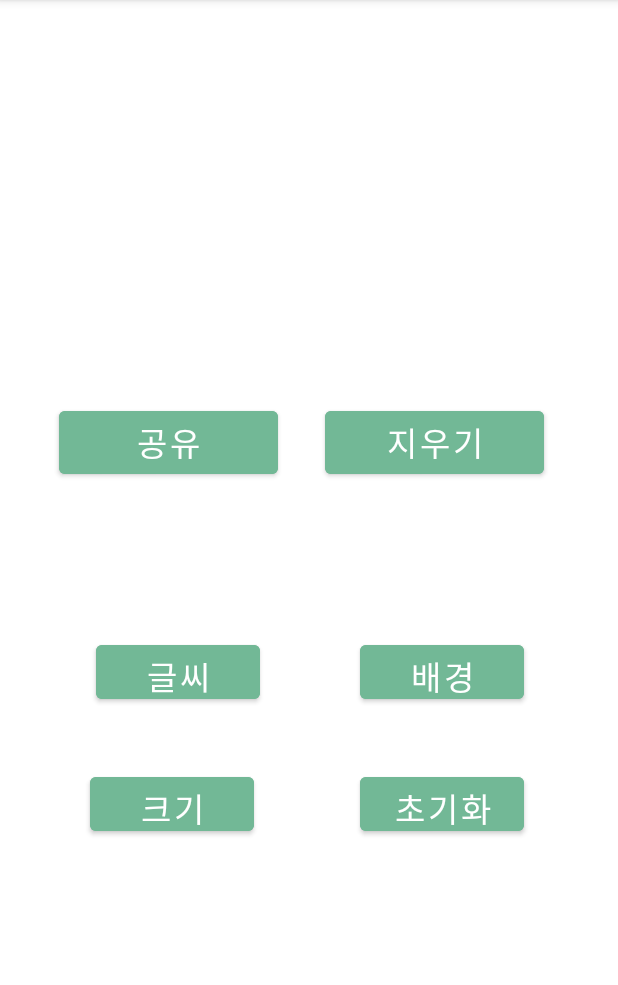
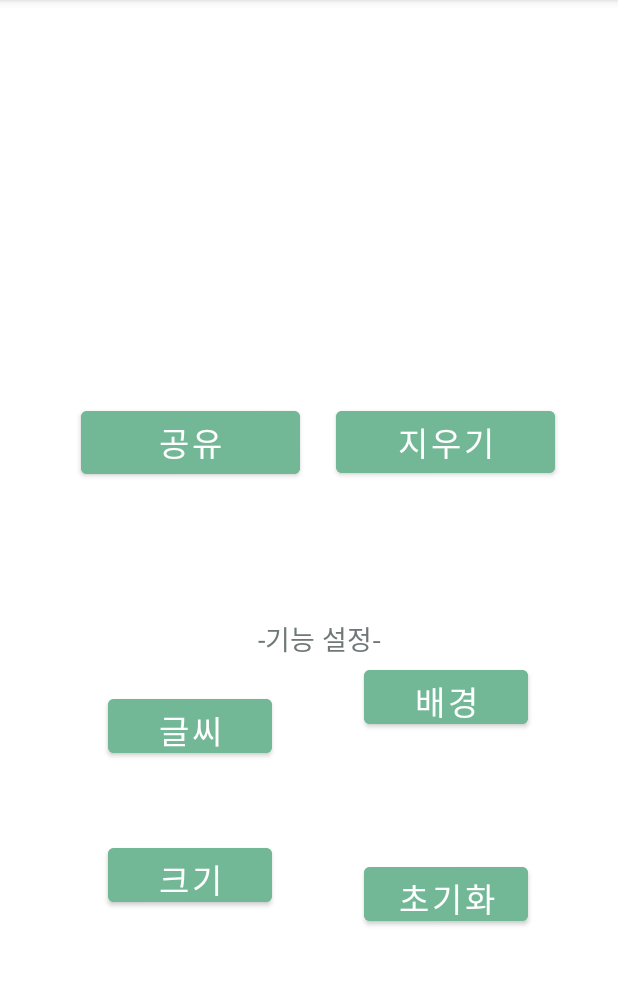
Before and after one commit to 2021-mentor-mentee/notepad, an Android app: the screen it shows after launch (MainActivity), on a phone screen of 412 x 824 dp, the part 84-1069 px from its top. Run offline under Robolectric (Android 15) with nearby library versions, the phone set to English and light mode, and no system bars.

Commit message:
'기능 설정 텍스트'추가함

```diff
--- a/app/src/main/res/layout/activity_main.xml
+++ b/app/src/main/res/layout/activity_main.xml
@@ -8,83 +8,109 @@
 
 
     <Button
-        android:id="@+id/Sharing"
-        android:layout_width="146dp"
-        android:layout_height="54dp"
-        android:layout_marginTop="268dp"
-        android:layout_weight="100"
-        android:text="공유"
-        android:textSize="10pt"
-        app:layout_constraintEnd_toEndOf="parent"
-        app:layout_constraintHorizontal_bias="0.147"
-        app:layout_constraintStart_toStartOf="parent"
-        app:layout_constraintTop_toTopOf="parent"
-        android:backgroundTint="#72B896"/>
-
-    <Button
         android:id="@+id/Clear"
         android:layout_width="146dp"
-        android:layout_height="54dp"
+        android:layout_height="0dp"
         android:layout_marginTop="268dp"
+        android:backgroundTint="#72B896"
         android:text="지우기"
         android:textSize="10pt"
         app:layout_constraintEnd_toEndOf="parent"
-        app:layout_constraintHorizontal_bias="0.815"
+        app:layout_constraintHorizontal_bias="0.841"
+        app:layout_constraintStart_toStartOf="parent"
+        app:layout_constraintTop_toTopOf="parent" />
+
+    <TextView
+        android:id="@+id/Function"
+        android:layout_width="95dp"
+        android:layout_height="24dp"
+        android:text="-기능 설정-"
+        android:textColor="#6F7777"
+        android:textSize="8pt"
+        app:layout_constraintBottom_toBottomOf="parent"
+        app:layout_constraintEnd_toEndOf="parent"
+        app:layout_constraintHorizontal_bias="0.544"
         app:layout_constraintStart_toStartOf="parent"
         app:layout_constraintTop_toTopOf="parent"
-        android:backgroundTint="#72B896" />
+        app:layout_constraintVertical_bias="0.554" />
 
+    <Button
+        android:id="@+id/Size"
+        android:layout_width="109dp"
+        android:layout_height="48dp"
+        android:layout_weight="100"
+        android:backgroundTint="#72B896"
+        android:text="크기"
+        android:textSize="10pt"
+        app:layout_constraintBottom_toBottomOf="parent"
+        app:layout_constraintEnd_toEndOf="parent"
+        app:layout_constraintHorizontal_bias="0.238"
+        app:layout_constraintStart_toStartOf="parent"
+        app:layout_constraintTop_toBottomOf="@+id/Text"
+        app:layout_constraintVertical_bias="0.242" />
 
     <Button
         android:id="@+id/Text"
         android:layout_width="109dp"
         android:layout_height="48dp"
-        android:layout_marginStart="64dp"
-        android:layout_marginTop="424dp"
         android:layout_weight="100"
+        android:backgroundTint="#72B896"
         android:text="글씨"
         android:textSize="10pt"
+        app:layout_constraintBottom_toBottomOf="parent"
+        app:layout_constraintEnd_toEndOf="parent"
+        app:layout_constraintHorizontal_bias="0.238"
         app:layout_constraintStart_toStartOf="parent"
         app:layout_constraintTop_toTopOf="parent"
-        android:backgroundTint="#72B896" />
+        app:layout_constraintVertical_bias="0.639" />
 
     <Button
         android:id="@+id/background"
         android:layout_width="109dp"
         android:layout_height="48dp"
-        android:layout_marginStart="240dp"
-        android:layout_marginTop="424dp"
+        android:layout_marginTop="116dp"
         android:layout_weight="100"
+        android:backgroundTint="#72B896"
         android:text="배경"
         android:textSize="10pt"
+        app:layout_constraintBottom_toTopOf="@+id/reset"
+        app:layout_constraintEnd_toEndOf="parent"
+        app:layout_constraintHorizontal_bias="0.801"
         app:layout_constraintStart_toStartOf="parent"
-        app:layout_constraintTop_toTopOf="parent"
-        android:backgroundTint="#72B896" />
-
-    <Button
-        android:id="@+id/Size"
-        android:layout_width="109dp"
-        android:layout_height="48dp"
-        android:layout_marginStart="60dp"
-        android:layout_marginTop="512dp"
-        android:layout_weight="100"
-        android:text="크기"
-        android:textSize="10pt"
-        app:layout_constraintStart_toStartOf="parent"
-        app:layout_constraintTop_toTopOf="parent"
-        android:backgroundTint="#72B896" />
+        app:layout_constraintTop_toBottomOf="@+id/Clear"
+        app:layout_constraintVertical_bias="0.038" />
 
     <Button
         android:id="@+id/reset"
         android:layout_width="109dp"
         android:layout_height="48dp"
-        android:layout_marginStart="240dp"
-        android:layout_marginTop="512dp"
+        android:layout_marginBottom="148dp"
         android:layout_weight="100"
+        android:backgroundTint="#72B896"
         android:text="초기화"
         android:textSize="10pt"
+        app:layout_constraintBottom_toBottomOf="parent"
+        app:layout_constraintEnd_toEndOf="parent"
+        app:layout_constraintHorizontal_bias="0.801"
+        app:layout_constraintStart_toStartOf="parent" />
+
+    <Button
+        android:id="@+id/Sharing"
+        android:layout_width="146dp"
+        android:layout_height="54dp"
+        android:layout_marginStart="49dp"
+        android:layout_marginTop="268dp"
+        android:layout_marginEnd="24dp"
+        android:layout_marginBottom="62dp"
+        android:layout_weight="100"
+        android:backgroundTint="#72B896"
+        android:text="공유"
+        android:textSize="10pt"
+        app:layout_constraintBottom_toTopOf="@+id/Function"
+        app:layout_constraintEnd_toStartOf="@+id/Clear"
+        app:layout_constraintHorizontal_bias="1.0"
         app:layout_constraintStart_toStartOf="parent"
         app:layout_constraintTop_toTopOf="parent"
-        android:backgroundTint="#72B896" />
+        app:layout_constraintVertical_bias="0.0" />
 
 </androidx.constraintlayout.widget.ConstraintLayout>
```
